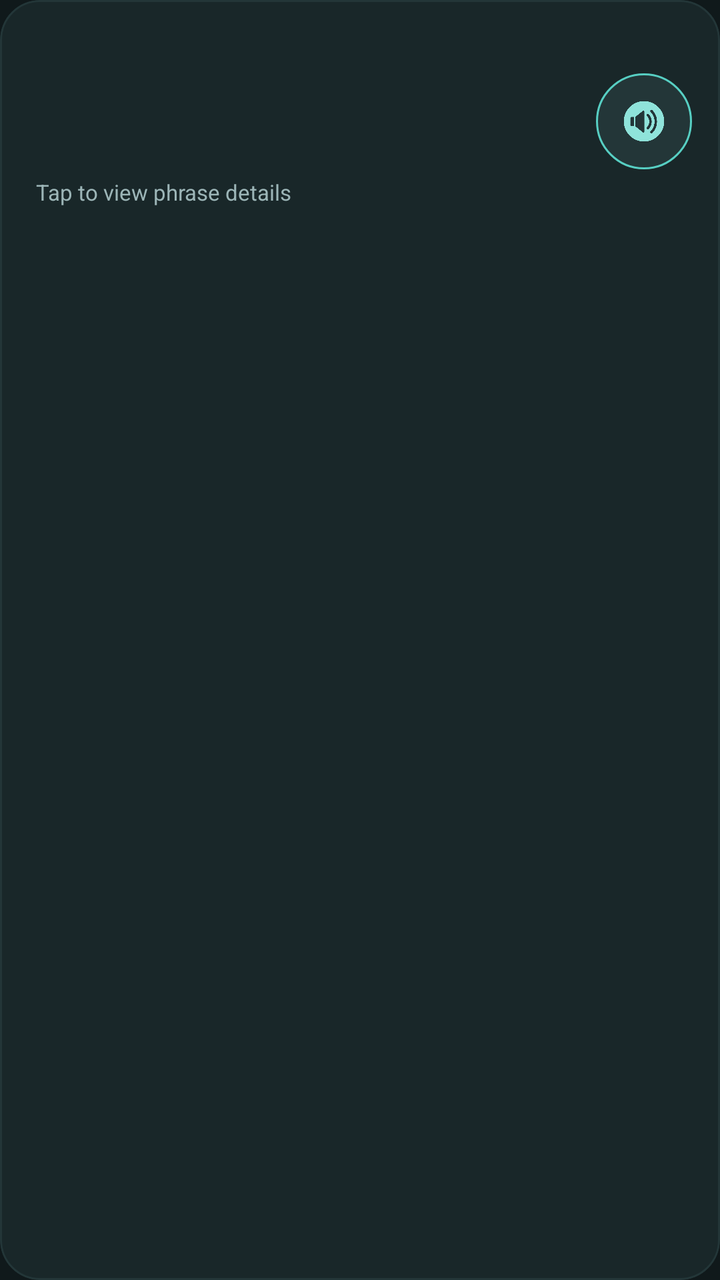
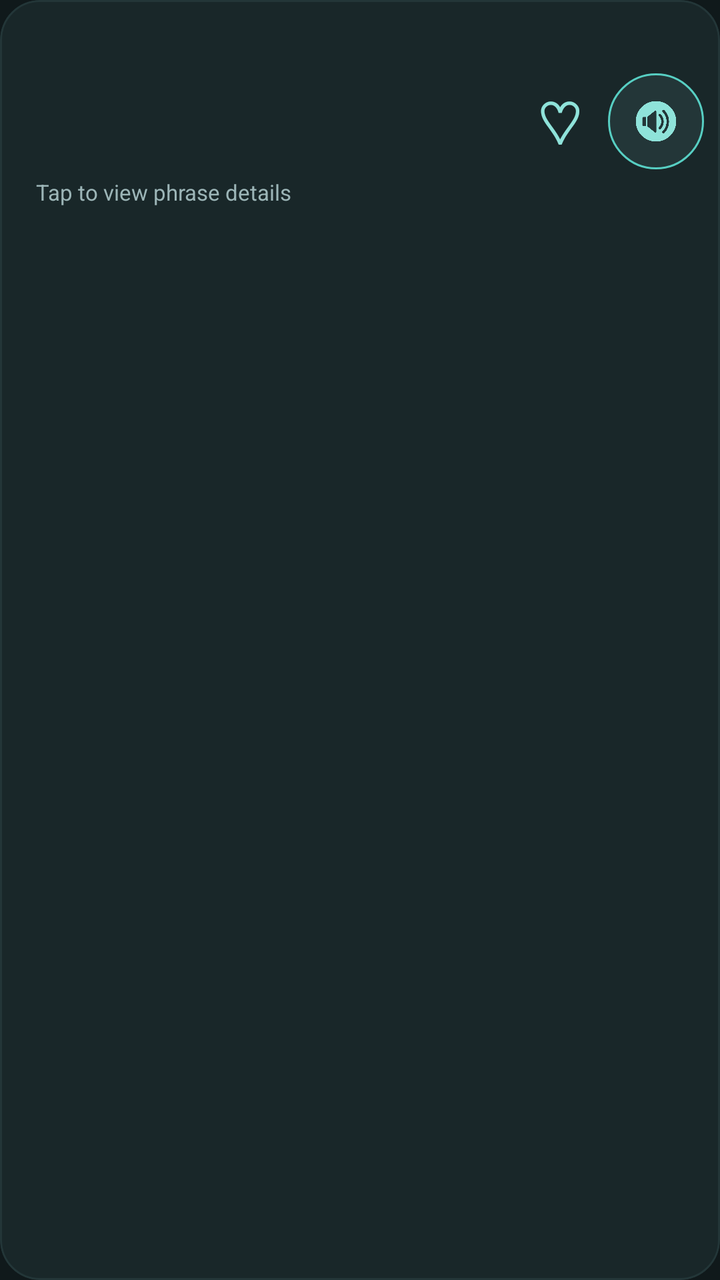

The first picture is an Android layout as it rendered before a commit; the second is the same layout after the commit. The layout source and the unified diff follow.
<!-- AndroidManifest.xml: application theme Theme.IlokanoTranslator -->
<!-- res/layout/item_phrasebook_card.xml -->
<?xml version="1.0" encoding="utf-8"?>
<com.google.android.material.card.MaterialCardView
    xmlns:android="http://schemas.android.com/apk/res/android"
    xmlns:app="http://schemas.android.com/apk/res-auto"
    android:layout_width="match_parent"
    android:layout_height="wrap_content"
    android:layout_marginBottom="14dp"
    app:cardBackgroundColor="@color/card_background"
    app:cardCornerRadius="20dp"
    app:cardElevation="0dp"
    app:strokeColor="@color/primary_element"
    app:strokeWidth="1dp"
    app:rippleColor="#3357CFC3"
    android:clickable="true"
    android:focusable="true">

    <LinearLayout
        android:layout_width="match_parent"
        android:layout_height="wrap_content"
        android:orientation="horizontal"
        android:gravity="center_vertical"
        android:paddingStart="18dp"
        android:paddingEnd="14dp"
        android:paddingTop="18dp"
        android:paddingBottom="18dp">

        

        <LinearLayout
            android:layout_width="0dp"
            android:layout_height="wrap_content"
            android:layout_weight="1"
            android:orientation="vertical">

            

            <TextView
                android:id="@+id/textViewIlokano"
                android:layout_width="match_parent"
                android:layout_height="wrap_content"
                android:textColor="@color/accent_teal"
                android:textSize="20sp"
                android:textStyle="bold"
                android:lineSpacingExtra="3dp"
                android:maxLines="3"
                android:ellipsize="end" />

            

            <TextView
                android:id="@+id/textViewPartOfSpeech"
                android:layout_width="wrap_content"
                android:layout_height="wrap_content"
                android:layout_marginTop="7dp"
                android:textColor="@color/hint_text"
                android:textSize="12sp"
                android:textStyle="italic"
                android:visibility="gone" />

            

            <TextView
                android:id="@+id/textViewSelectedTranslation"
                android:layout_width="match_parent"
                android:layout_height="wrap_content"
                android:layout_marginTop="12dp"
                android:textColor="@color/text_light"
                android:textSize="16sp"
                android:lineSpacingExtra="4dp"
                android:maxLines="4"
                android:ellipsize="end" />

            

            <TextView
                android:layout_width="wrap_content"
                android:layout_height="wrap_content"
                android:layout_marginTop="10dp"
                android:text="Tap to view phrase details"
                android:textColor="@color/hint_text"
                android:textSize="11sp" />

        </LinearLayout>

        

        <ImageButton
            android:id="@+id/buttonPlayAudio"
            android:layout_width="48dp"
            android:layout_height="48dp"
            android:layout_marginStart="12dp"
            android:padding="12dp"
            android:background="@drawable/bg_speaker_button"
            android:contentDescription="Play phrase pronunciation"
            android:src="@drawable/ic_sound"
            android:scaleType="fitCenter"
            android:clickable="true"
            android:focusable="true"
            android:stateListAnimator="@null"
            app:tint="@color/accent_teal" />

    </LinearLayout>

</com.google.android.material.card.MaterialCardView>
<!-- resources referenced by this layout -->
<resources>
  <color name="accent_teal">#8FE3DA</color>
  <color name="card_background">#192729</color>
  <color name="hint_text">#9CB5B7</color>
  <color name="primary_element">#233638</color>
  <color name="text_light">#E5F3F2</color>
  <!-- drawable bg_speaker_button (drawable) -->
  <?xml version="1.0" encoding="utf-8"?>
  <ripple xmlns:android="http://schemas.android.com/apk/res/android"
      android:color="#6657CFC3">
  
      <item>
          <shape android:shape="oval">
              <solid android:color="#233638" />
              <stroke
                  android:width="1dp"
                  android:color="#57CFC3" />
          </shape>
      </item>
  
  </ripple>
  <!-- drawable ic_sound: png bitmap (drawable, 96181 bytes) -->
  <style name="Theme.IlokanoTranslator" parent="Base.Theme.IlokanoTranslator" />
  <style name="Base.Theme.IlokanoTranslator" parent="Theme.Material3.DayNight.NoActionBar">
  
          
          <item name="colorPrimary">@color/primary_teal</item>
          <item name="colorOnPrimary">@color/text_dark</item>
  
          
          <item name="colorSecondary">@color/accent_teal</item>
          <item name="colorOnSecondary">@color/text_dark</item>
  
          
          <item name="colorTertiary">@color/accent_yellow</item>
          <item name="colorOnTertiary">@color/text_dark</item>
  
          
          <item name="colorSurface">@color/card_background</item>
          <item name="colorOnSurface">@color/text_light</item>
  
          
          <item name="android:colorBackground">@color/app_background</item>
          <item name="android:windowBackground">@color/app_background</item>
  
          
          <item name="android:statusBarColor">@color/app_background</item>
          <item name="android:windowLightStatusBar">false</item>
  
          
          <item name="android:navigationBarColor">@color/app_background</item>
          <item name="android:windowLightNavigationBar">false</item>
  
          
          <item name="colorControlActivated">@color/primary_teal</item>
          <item name="colorControlNormal">@color/light_gray</item>
          <item name="colorControlHighlight">#3357CFC3</item>
  
      </style>
  <color name="primary_teal">#57CFC3</color>
  <color name="text_dark">#122023</color>
  <color name="accent_yellow">#FFB74D</color>
  <color name="app_background">#10191B</color>
  <color name="light_gray">#B4C5C6</color>
</resources>

<!-- the commit's change to res/layout/item_phrasebook_card.xml (unified diff, before → after) -->
@@ -20,7 +20,7 @@
         android:orientation="horizontal"
         android:gravity="center_vertical"
         android:paddingStart="18dp"
-        android:paddingEnd="14dp"
+        android:paddingEnd="8dp"
         android:paddingTop="18dp"
         android:paddingBottom="18dp">
 
@@ -31,8 +31,6 @@
             android:layout_height="wrap_content"
             android:layout_weight="1"
             android:orientation="vertical">
-
-            
 
             <TextView
                 android:id="@+id/textViewIlokano"
@@ -45,8 +43,6 @@
                 android:maxLines="3"
                 android:ellipsize="end" />
 
-            
-
             <TextView
                 android:id="@+id/textViewPartOfSpeech"
                 android:layout_width="wrap_content"
@@ -56,8 +52,6 @@
                 android:textSize="12sp"
                 android:textStyle="italic"
                 android:visibility="gone" />
-
-            
 
             <TextView
                 android:id="@+id/textViewSelectedTranslation"
@@ -69,8 +63,6 @@
                 android:lineSpacingExtra="4dp"
                 android:maxLines="4"
                 android:ellipsize="end" />
-
-            
 
             <TextView
                 android:layout_width="wrap_content"
@@ -84,11 +76,28 @@
 
         
 
+        <TextView
+            android:id="@+id/buttonFavorite"
+            android:layout_width="44dp"
+            android:layout_height="44dp"
+            android:layout_marginStart="2dp"
+            android:gravity="center"
+            android:background="?attr/selectableItemBackgroundBorderless"
+            android:clickable="true"
+            android:focusable="true"
+            android:text="♡"
+            android:textColor="@color/accent_teal"
+            android:textSize="30sp"
+            android:contentDescription="Add phrase to Favorites"
+            android:importantForAccessibility="yes" />
+
+        
+
         <ImageButton
             android:id="@+id/buttonPlayAudio"
             android:layout_width="48dp"
             android:layout_height="48dp"
-            android:layout_marginStart="12dp"
+            android:layout_marginStart="2dp"
             android:padding="12dp"
             android:background="@drawable/bg_speaker_button"
             android:contentDescription="Play phrase pronunciation"
